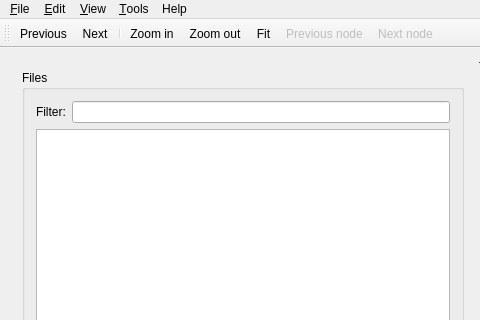
Above: ui/MainWindow.ui from rug-compling/dact before the change; both pictures show x 0 to 480 and y 0 to 320 of the 789 by 660 pixel window. Below: the same form after it.
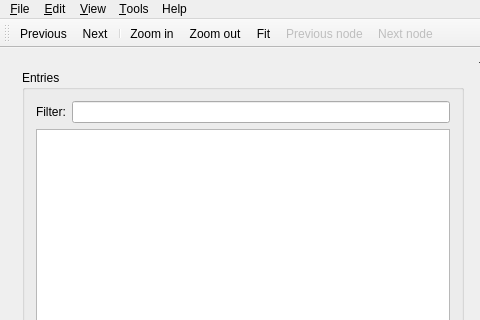
That is the form after the change. Icons and pictures are not drawn. Custom widgets are drawn as their Qt base class.

Commit message: MainWindow: "Files" -> "Entries"

The edit to the form file:
```diff
--- a/ui/MainWindow.ui
+++ b/ui/MainWindow.ui
@@ -25,7 +25,7 @@
         <item>
          <widget class="QGroupBox" name="groupBox">
           <property name="title">
-           <string>Files</string>
+           <string>Entries</string>
           </property>
           <layout class="QVBoxLayout" name="verticalLayout">
            <item>
```
